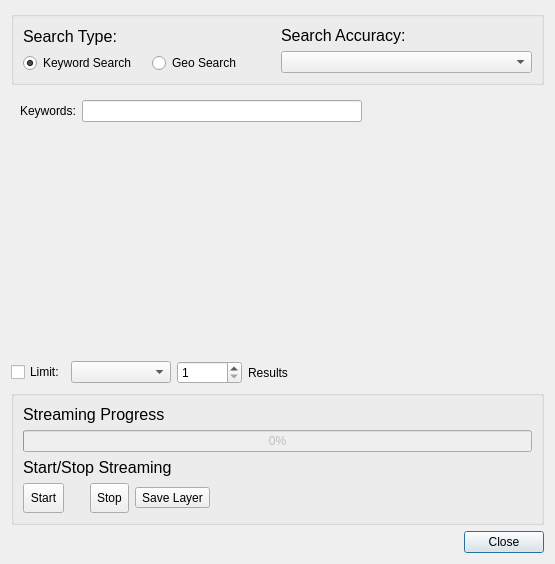
Qt form gui/threading_master_dialog_base.ui (ale-cristofori/Qweetgis) before a commit.
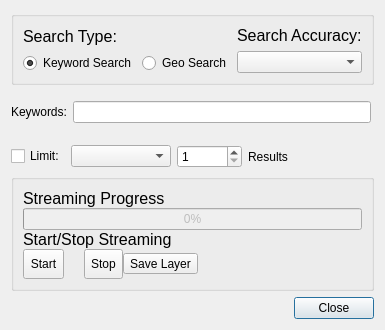
The same form after that commit. The open tabs and pages were chosen to show the change. Icons and pictures are not drawn. Custom widgets are drawn as their Qt base class.

Commit message: main UI made smaller and resizable on content

```diff
--- a/gui/threading_master_dialog_base.ui
+++ b/gui/threading_master_dialog_base.ui
@@ -6,127 +6,59 @@
    <rect>
     <x>0</x>
     <y>0</y>
-    <width>555</width>
-    <height>564</height>
+    <width>449</width>
+    <height>422</height>
    </rect>
   </property>
+  <property name="sizePolicy">
+   <sizepolicy hsizetype="Ignored" vsizetype="Ignored">
+    <horstretch>0</horstretch>
+    <verstretch>0</verstretch>
+   </sizepolicy>
+  </property>
   <property name="minimumSize">
    <size>
-    <width>555</width>
-    <height>564</height>
+    <width>0</width>
+    <height>0</height>
+   </size>
+  </property>
+  <property name="baseSize">
+   <size>
+    <width>0</width>
+    <height>0</height>
    </size>
   </property>
   <property name="windowTitle">
    <string>Threading Master</string>
   </property>
-  <layout class="QGridLayout" name="gridLayout_5">
-   <item row="0" column="0">
-    <layout class="QGridLayout" name="gridLayout_4">
-     <item row="1" column="0">
-      <widget class="QStackedWidget" name="stackedWidget">
-       <property name="currentIndex">
-        <number>0</number>
-       </property>
-       <widget class="QWidget" name="page">
+  <property name="windowIcon">
+   <iconset>
+    <normaloff>../icon.png</normaloff>../icon.png</iconset>
+  </property>
         <layout class="QGridLayout" name="gridLayout_2">
-         <item row="0" column="0">
-          <layout class="QHBoxLayout" name="horizontalLayout_4">
-           <item>
-            <widget class="QLabel" name="label_3">
-             <property name="text">
-              <string>Keywords:</string>
-             </property>
-            </widget>
-           </item>
-           <item>
-            <widget class="QLineEdit" name="streamLineEdit">
-             <property name="minimumSize">
-              <size>
-               <width>280</width>
-               <height>0</height>
-              </size>
-             </property>
-             <property name="maximumSize">
-              <size>
-               <width>280</width>
-               <height>16777215</height>
-              </size>
-             </property>
-            </widget>
-           </item>
-          </layout>
-         </item>
-         <item row="1" column="0">
-          <spacer name="verticalSpacer">
-           <property name="orientation">
-            <enum>Qt::Vertical</enum>
-           </property>
-           <property name="sizeHint" stdset="0">
-            <size>
-             <width>20</width>
-             <height>40</height>
-            </size>
-           </property>
-          </spacer>
-         </item>
-         <item row="0" column="1">
-          <spacer name="horizontalSpacer">
-           <property name="orientation">
-            <enum>Qt::Horizontal</enum>
-           </property>
-           <property name="sizeHint" stdset="0">
-            <size>
-             <width>40</width>
-             <height>20</height>
-            </size>
-           </property>
-          </spacer>
-         </item>
-        </layout>
-       </widget>
-       <widget class="QWidget" name="page_2">
-        <layout class="QGridLayout" name="gridLayout">
-         <property name="leftMargin">
-          <number>0</number>
-         </property>
-         <property name="rightMargin">
-          <number>0</number>
-         </property>
-         <item row="0" column="0">
-          <widget class="QgsExtentGroupBox" name="extentGroupBox">
-           <property name="enabled">
-            <bool>false</bool>
-           </property>
-           <property name="maximumSize">
-            <size>
-             <width>16777215</width>
-             <height>180</height>
-            </size>
-           </property>
-          </widget>
-         </item>
-        </layout>
-       </widget>
-      </widget>
-     </item>
-     <item row="4" column="0">
-      <widget class="QDialogButtonBox" name="button_box">
-       <property name="orientation">
-        <enum>Qt::Horizontal</enum>
-       </property>
-       <property name="standardButtons">
-        <set>QDialogButtonBox::Close</set>
-       </property>
-      </widget>
-     </item>
+   <property name="sizeConstraint">
+    <enum>QLayout::SetFixedSize</enum>
+   </property>
      <item row="0" column="0">
       <widget class="QGroupBox" name="groupBox">
+     <property name="sizePolicy">
+      <sizepolicy hsizetype="Fixed" vsizetype="Fixed">
+       <horstretch>0</horstretch>
+       <verstretch>0</verstretch>
+      </sizepolicy>
+     </property>
        <property name="title">
         <string/>
        </property>
        <layout class="QGridLayout" name="gridLayout_3">
+      <property name="sizeConstraint">
+       <enum>QLayout::SetFixedSize</enum>
+      </property>
         <item row="0" column="0">
          <layout class="QVBoxLayout" name="verticalLayout_4">
+        <property name="sizeConstraint">
+         <enum>QLayout::SetFixedSize</enum>
+        </property>
           <item>
            <widget class="QLabel" name="label">
             <property name="font">
@@ -141,6 +73,9 @@
           </item>
           <item>
            <layout class="QHBoxLayout" name="horizontalLayout_3">
+          <property name="sizeConstraint">
+           <enum>QLayout::SetFixedSize</enum>
+          </property>
             <item>
              <widget class="QRadioButton" name="keywordRadioButton">
               <property name="text">
@@ -164,6 +99,9 @@
         </item>
         <item row="0" column="1">
          <layout class="QVBoxLayout" name="verticalLayout_3">
+        <property name="sizeConstraint">
+         <enum>QLayout::SetFixedSize</enum>
+        </property>
           <item>
            <widget class="QLabel" name="label_4">
             <property name="font">
@@ -197,14 +135,195 @@
        </layout>
       </widget>
      </item>
+   <item row="1" column="0">
+    <widget class="QStackedWidget" name="stackedWidget">
+     <property name="sizePolicy">
+      <sizepolicy hsizetype="Preferred" vsizetype="Preferred">
+       <horstretch>0</horstretch>
+       <verstretch>0</verstretch>
+      </sizepolicy>
+     </property>
+     <property name="currentIndex">
+      <number>1</number>
+     </property>
+     <widget class="QWidget" name="page">
+      <widget class="QWidget" name="layoutWidget">
+       <property name="geometry">
+        <rect>
+         <x>0</x>
+         <y>10</y>
+         <width>411</width>
+         <height>27</height>
+        </rect>
+       </property>
+       <layout class="QHBoxLayout" name="horizontalLayout_4">
+        <property name="sizeConstraint">
+         <enum>QLayout::SetFixedSize</enum>
+        </property>
+        <item>
+         <widget class="QLabel" name="label_3">
+          <property name="text">
+           <string>Keywords:</string>
+          </property>
+         </widget>
+        </item>
+        <item>
+         <widget class="QLineEdit" name="streamLineEdit">
+          <property name="sizePolicy">
+           <sizepolicy hsizetype="Expanding" vsizetype="Fixed">
+            <horstretch>0</horstretch>
+            <verstretch>0</verstretch>
+           </sizepolicy>
+          </property>
+          <property name="minimumSize">
+           <size>
+            <width>298</width>
+            <height>0</height>
+           </size>
+          </property>
+          <property name="maximumSize">
+           <size>
+            <width>16777215</width>
+            <height>16777215</height>
+           </size>
+          </property>
+         </widget>
+        </item>
+       </layout>
+      </widget>
+     </widget>
+     <widget class="QWidget" name="page_2">
+      <layout class="QGridLayout" name="gridLayout">
+       <property name="sizeConstraint">
+        <enum>QLayout::SetFixedSize</enum>
+       </property>
+       <property name="leftMargin">
+        <number>0</number>
+       </property>
+       <property name="rightMargin">
+        <number>0</number>
+       </property>
+       <item row="0" column="0">
+        <widget class="QgsExtentGroupBox" name="extentGroupBox">
+         <property name="enabled">
+          <bool>false</bool>
+         </property>
+         <property name="sizePolicy">
+          <sizepolicy hsizetype="Expanding" vsizetype="Expanding">
+           <horstretch>0</horstretch>
+           <verstretch>0</verstretch>
+          </sizepolicy>
+         </property>
+         <property name="maximumSize">
+          <size>
+           <width>16777215</width>
+           <height>30</height>
+          </size>
+         </property>
+         <property name="collapsed">
+          <bool>true</bool>
+         </property>
+        </widget>
+       </item>
+      </layout>
+     </widget>
+    </widget>
+   </item>
+   <item row="2" column="0">
+    <layout class="QHBoxLayout" name="horizontalLayout_2">
+     <property name="sizeConstraint">
+      <enum>QLayout::SetFixedSize</enum>
+     </property>
+     <item>
+      <widget class="QCheckBox" name="limitCheckBox">
+       <property name="text">
+        <string>Limit:</string>
+       </property>
+      </widget>
+     </item>
+     <item>
+      <widget class="QComboBox" name="limitDd">
+       <property name="minimumSize">
+        <size>
+         <width>100</width>
+         <height>0</height>
+        </size>
+       </property>
+      </widget>
+     </item>
+     <item>
+      <widget class="QSpinBox" name="limitSb">
+       <property name="minimumSize">
+        <size>
+         <width>65</width>
+         <height>0</height>
+        </size>
+       </property>
+       <property name="minimum">
+        <number>1</number>
+       </property>
+       <property name="maximum">
+        <number>2000</number>
+       </property>
+      </widget>
+     </item>
+     <item>
+      <widget class="QLabel" name="label_2">
+       <property name="text">
+        <string>Results</string>
+       </property>
+      </widget>
+     </item>
+     <item>
+      <spacer name="horizontalSpacer_10">
+       <property name="orientation">
+        <enum>Qt::Horizontal</enum>
+       </property>
+       <property name="sizeHint" stdset="0">
+        <size>
+         <width>40</width>
+         <height>20</height>
+        </size>
+       </property>
+      </spacer>
+     </item>
+    </layout>
+   </item>
      <item row="3" column="0">
       <widget class="QGroupBox" name="groupBox_3">
+     <property name="sizePolicy">
+      <sizepolicy hsizetype="Preferred" vsizetype="Preferred">
+       <horstretch>0</horstretch>
+       <verstretch>0</verstretch>
+      </sizepolicy>
+     </property>
+     <property name="minimumSize">
+      <size>
+       <width>0</width>
+       <height>0</height>
+      </size>
+     </property>
+     <property name="baseSize">
+      <size>
+       <width>0</width>
+       <height>0</height>
+      </size>
+     </property>
        <property name="title">
         <string/>
        </property>
        <layout class="QGridLayout" name="gridLayout_6">
+      <property name="sizeConstraint">
+       <enum>QLayout::SetMinimumSize</enum>
+      </property>
+      <property name="verticalSpacing">
+       <number>7</number>
+      </property>
         <item row="0" column="0">
          <layout class="QVBoxLayout" name="verticalLayout">
+        <property name="sizeConstraint">
+         <enum>QLayout::SetFixedSize</enum>
+        </property>
           <item>
            <widget class="QLabel" name="label_9">
             <property name="font">
@@ -222,6 +341,12 @@
             <property name="enabled">
              <bool>false</bool>
             </property>
+          <property name="sizePolicy">
+           <sizepolicy hsizetype="Minimum" vsizetype="Fixed">
+            <horstretch>0</horstretch>
+            <verstretch>0</verstretch>
+           </sizepolicy>
+          </property>
             <property name="value">
              <number>0</number>
             </property>
@@ -229,6 +354,9 @@
           </item>
           <item>
            <layout class="QVBoxLayout" name="verticalLayout_2">
+          <property name="sizeConstraint">
+           <enum>QLayout::SetFixedSize</enum>
+          </property>
             <item>
              <widget class="QLabel" name="label_10">
               <property name="font">
@@ -243,8 +371,17 @@
             </item>
             <item>
              <layout class="QHBoxLayout" name="horizontalLayout">
+            <property name="sizeConstraint">
+             <enum>QLayout::SetFixedSize</enum>
+            </property>
               <item>
                <widget class="QToolButton" name="streamButton">
+              <property name="sizePolicy">
+               <sizepolicy hsizetype="Minimum" vsizetype="Fixed">
+                <horstretch>0</horstretch>
+                <verstretch>0</verstretch>
+               </sizepolicy>
+              </property>
                 <property name="minimumSize">
                  <size>
                   <width>30</width>
@@ -280,6 +417,12 @@
               </item>
               <item>
                <widget class="QToolButton" name="stopButton">
+              <property name="sizePolicy">
+               <sizepolicy hsizetype="Minimum" vsizetype="Fixed">
+                <horstretch>0</horstretch>
+                <verstretch>0</verstretch>
+               </sizepolicy>
+              </property>
                 <property name="minimumSize">
                  <size>
                   <width>30</width>
@@ -299,6 +442,12 @@
               </item>
               <item>
                <widget class="QToolButton" name="saveLayerButton">
+              <property name="sizePolicy">
+               <sizepolicy hsizetype="Minimum" vsizetype="Fixed">
+                <horstretch>0</horstretch>
+                <verstretch>0</verstretch>
+               </sizepolicy>
+              </property>
                 <property name="text">
                  <string>Save Layer</string>
                 </property>
@@ -326,64 +475,15 @@
        </layout>
       </widget>
      </item>
-     <item row="2" column="0">
-      <layout class="QHBoxLayout" name="horizontalLayout_2">
-       <item>
-        <widget class="QCheckBox" name="limitCheckBox">
-         <property name="text">
-          <string>Limit:</string>
-         </property>
-        </widget>
-       </item>
-       <item>
-        <widget class="QComboBox" name="limitDd">
-         <property name="minimumSize">
-          <size>
-           <width>100</width>
-           <height>0</height>
-          </size>
-         </property>
-        </widget>
-       </item>
-       <item>
-        <widget class="QSpinBox" name="limitSb">
-         <property name="minimumSize">
-          <size>
-           <width>65</width>
-           <height>0</height>
-          </size>
-         </property>
-         <property name="minimum">
-          <number>1</number>
-         </property>
-         <property name="maximum">
-          <number>2000</number>
-         </property>
-        </widget>
-       </item>
-       <item>
-        <widget class="QLabel" name="label_2">
-         <property name="text">
-          <string>Results</string>
-         </property>
-        </widget>
-       </item>
-       <item>
-        <spacer name="horizontalSpacer_10">
+   <item row="4" column="0">
+    <widget class="QDialogButtonBox" name="button_box">
          <property name="orientation">
           <enum>Qt::Horizontal</enum>
          </property>
-         <property name="sizeHint" stdset="0">
-          <size>
-           <width>40</width>
-           <height>20</height>
-          </size>
-         </property>
-        </spacer>
-       </item>
-      </layout>
-     </item>
-    </layout>
+     <property name="standardButtons">
+      <set>QDialogButtonBox::Close</set>
+     </property>
+    </widget>
    </item>
   </layout>
  </widget>
```
Lines whose indentation alone changed are shown as unchanged. The commit also changes 2 other files.
